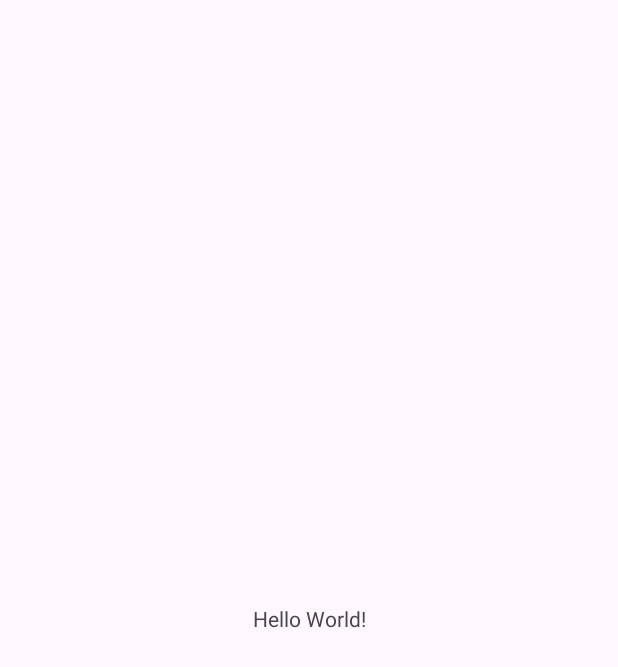
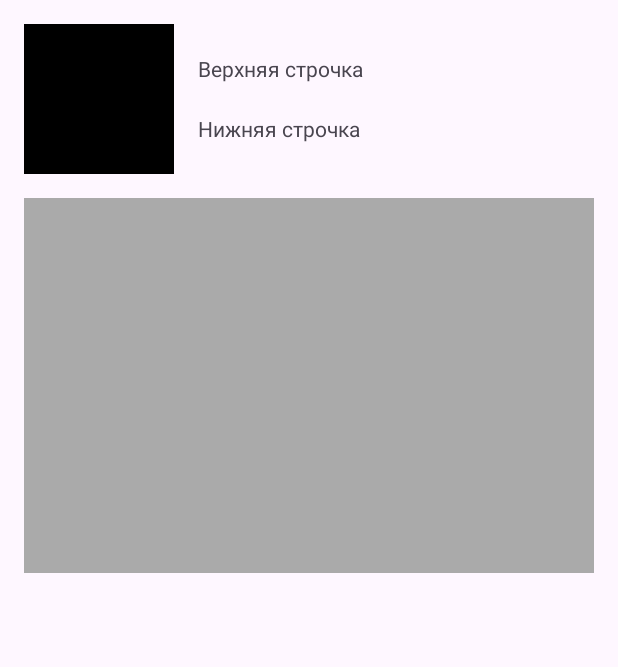
Before and after one commit to iamseryy/android_dev_1_2022, an Android app: the screen it shows after launch (MainActivity), on a phone screen of 412 x 824 dp. Before the commit the part shown is almost empty. Shown: the top 667 px of the screen. Run offline under Robolectric (Android 15) with nearby library versions, the phone set to English and light mode, and no system bars.

Commit message:
m2_lyout ready

```diff
--- a/m2_layout/app/build.gradle.kts
+++ b/m2_layout/app/build.gradle.kts
@@ -33,6 +33,10 @@ android {
     kotlinOptions {
         jvmTarget = "1.8"
     }
+
+    buildFeatures {
+        viewBinding = true
+    }
 }
 
 dependencies {
--- a/m2_layout/app/src/main/java/com/example/m2_layout/MainActivity.kt
+++ b/m2_layout/app/src/main/java/com/example/m2_layout/MainActivity.kt
@@ -2,10 +2,18 @@ package com.example.m2_layout
 
 import androidx.appcompat.app.AppCompatActivity
 import android.os.Bundle
+import com.example.m2_layout.databinding.ActivityMainBinding
 
 class MainActivity : AppCompatActivity() {
+    private val binding: ActivityMainBinding by lazy {
+        ActivityMainBinding.inflate(layoutInflater)
+    }
+
     override fun onCreate(savedInstanceState: Bundle?) {
         super.onCreate(savedInstanceState)
-        setContentView(R.layout.activity_main)
+        setContentView(binding.root)
+
+        binding.customView.setTopLineTextView("Верхняя строчка")
+        binding.customView.setBottomLineTextView("Нижняя строчка")
     }
 }
--- /dev/null
+++ b/m2_layout/app/src/main/java/com/example/m2_layout/ui/CustomView.kt
@@ -0,0 +1,21 @@
+package com.example.m2_layout.ui
+
+import android.content.Context
+import android.util.AttributeSet
+import android.view.LayoutInflater
+import android.widget.FrameLayout
+import com.example.m2_layout.databinding.CustomViewBinding
+
+class CustomView @JvmOverloads constructor(
+    context: Context, attrs: AttributeSet? = null
+) : FrameLayout(context, attrs) {
+    private val binding = CustomViewBinding.inflate(LayoutInflater.from(context), this, true)
+
+    fun setTopLineTextView(textLine: String) {
+        binding.topLineTextView.text = textLine
+    }
+
+    fun setBottomLineTextView(textLine: String) {
+        binding.bottomLineTextView.text = textLine
+    }
+}
--- a/m2_layout/app/src/main/res/layout/activity_main.xml
+++ b/m2_layout/app/src/main/res/layout/activity_main.xml
@@ -1,18 +1,15 @@
 <?xml version="1.0" encoding="utf-8"?>
-<androidx.constraintlayout.widget.ConstraintLayout xmlns:android="http://schemas.android.com/apk/res/android"
+<FrameLayout xmlns:android="http://schemas.android.com/apk/res/android"
     xmlns:app="http://schemas.android.com/apk/res-auto"
     xmlns:tools="http://schemas.android.com/tools"
     android:layout_width="match_parent"
     android:layout_height="match_parent"
+    android:padding="16dp"
     tools:context=".MainActivity">
 
-    <TextView
-        android:layout_width="wrap_content"
-        android:layout_height="wrap_content"
-        android:text="Hello World!"
-        app:layout_constraintBottom_toBottomOf="parent"
-        app:layout_constraintEnd_toEndOf="parent"
-        app:layout_constraintStart_toStartOf="parent"
-        app:layout_constraintTop_toTopOf="parent" />
+    <com.example.m2_layout.ui.CustomView
+        android:id="@+id/custom_view"
+        android:layout_width="match_parent"
+        android:layout_height="match_parent"/>
 
-</androidx.constraintlayout.widget.ConstraintLayout>
+</FrameLayout>
--- /dev/null
+++ b/m2_layout/app/src/main/res/layout/custom_view.xml
@@ -0,0 +1,42 @@
+<?xml version="1.0" encoding="utf-8"?>
+<FrameLayout xmlns:android="http://schemas.android.com/apk/res/android"
+    android:layout_width="match_parent"
+    android:layout_height="match_parent"
+    xmlns:tools="http://schemas.android.com/tools">
+
+    <TextView
+        android:id="@+id/avatarTextView"
+        android:layout_width="100dp"
+        android:layout_height="100dp"
+        android:background="@android:color/black"
+        />
+
+    <TextView
+        android:id="@+id/topLineTextView"
+        android:layout_width="wrap_content"
+        android:layout_height="wrap_content"
+        android:layout_marginTop="20dp"
+        android:layout_marginStart="116dp"
+        android:lines="1"
+        android:ellipsize="end"
+        android:text="@tools:sample/lorem/random"/>
+
+    <TextView
+        android:id="@+id/bottomLineTextView"
+        android:layout_width="wrap_content"
+        android:layout_height="wrap_content"
+        android:layout_marginTop="60dp"
+        android:layout_marginStart="116dp"
+        android:lines="1"
+        android:ellipsize="end"
+        android:text="@tools:sample/lorem/random"/>
+
+    <TextView
+        android:id="@+id/postTextContentTextView"
+        android:layout_width="match_parent"
+        android:layout_height="250dp"
+        android:layout_marginTop="116dp"
+        android:background="@android:color/darker_gray"
+        />
+
+</FrameLayout>
```
